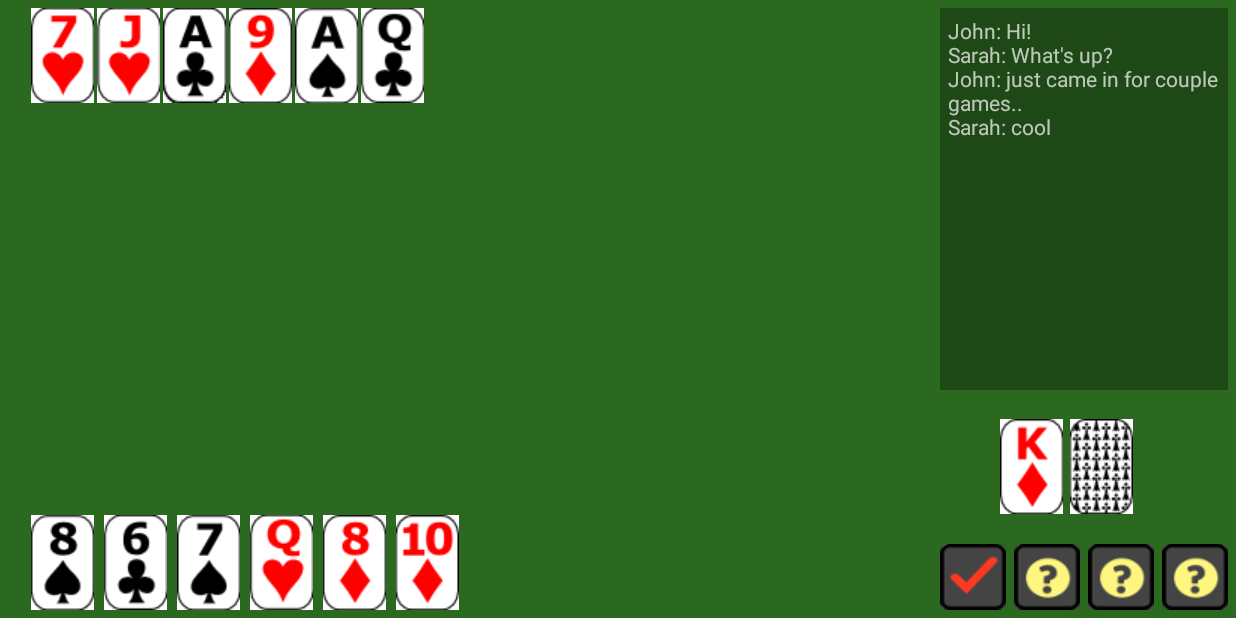
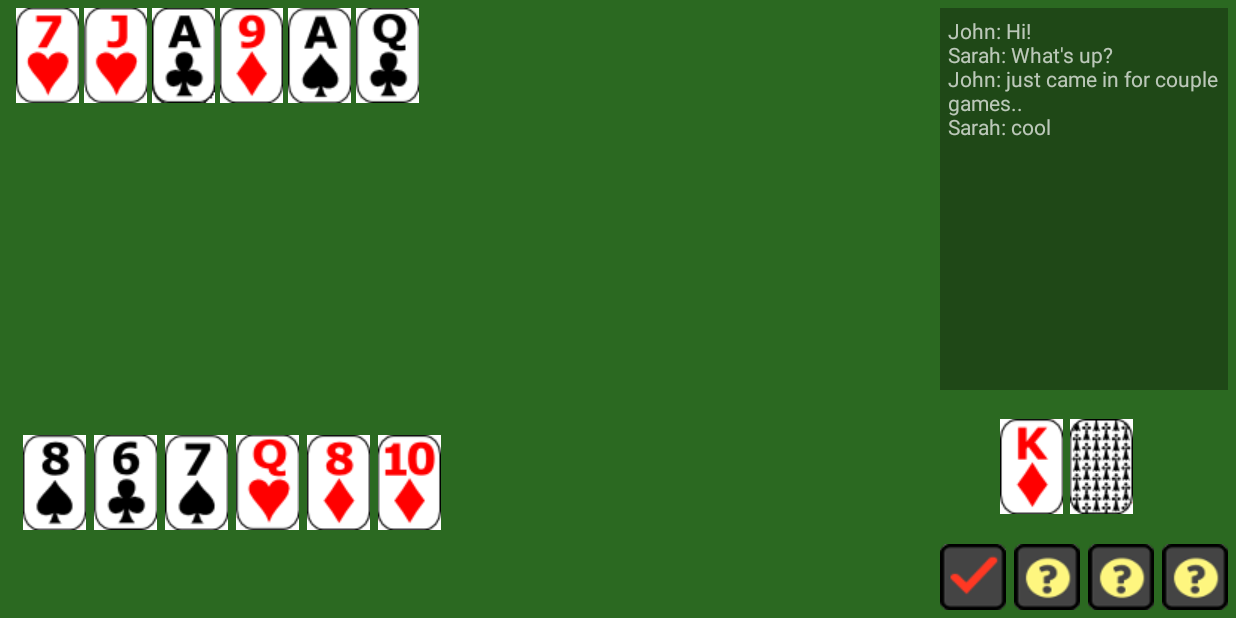
Before and after one commit to ArtjomsPorss/CardGameAndroid, an Android app: the screen it shows after launch (GameActivity), on a phone screen of 824 x 412 dp (held sideways). Run offline under Robolectric (Android 15) with nearby library versions, the phone set to English and light mode, and no system bars.

Commit message:
added HorizontalScrollView for card Layouts

```diff
--- a/app/src/main/java/com/artjomsporss/cardgameandroid/GameActivity.java
+++ b/app/src/main/java/com/artjomsporss/cardgameandroid/GameActivity.java
@@ -8,6 +8,7 @@ import android.view.Menu;
 import android.view.MenuItem;
 import android.view.View;
 import android.view.ViewGroup;
+import android.widget.HorizontalScrollView;
 import android.widget.ImageButton;
 import android.widget.LinearLayout;
 import android.widget.RelativeLayout;
@@ -113,7 +114,12 @@ public class GameActivity extends AppCompatActivity {
     }
 
     public void showDeck(ArrayList<Card> deck){
-        if(deck.size() == 0){ return; }
+        if(deck.size() == 0){
+            //TODO show empty trump card here..
+            //get trump
+            //show trump image, not assigned to any arraylist
+            return;
+        }
         for (int i = 0; i < deck.size(); i++) {
             Card card = deck.get(i);
             removeOldView(card);
@@ -160,7 +166,7 @@ public class GameActivity extends AppCompatActivity {
 
             //set space between cards
             LinearLayout.LayoutParams layoutParams = (LinearLayout.LayoutParams) c.getLayoutParams();
-            layoutParams.setMargins(0, 0, 3, 0);
+            layoutParams.setMargins(0, 0, 5, 0);
             c.setLayoutParams(layoutParams);
         }
     }
@@ -176,7 +182,7 @@ public class GameActivity extends AppCompatActivity {
 
             //set space between cards
             LinearLayout.LayoutParams layoutParams = (LinearLayout.LayoutParams) c.getLayoutParams();
-            layoutParams.setMargins(0, 0, 10, 0);
+            layoutParams.setMargins(0, 0, 8, 0);
             c.setLayoutParams(layoutParams);
         }
     }
--- a/app/src/main/res/layout/activity_game.xml
+++ b/app/src/main/res/layout/activity_game.xml
@@ -26,31 +26,27 @@
 
     <!-- contains top, middle and bottom Layouts with cards -->
     <LinearLayout
-        android:layout_columnWeight="4"
-        android:layout_width="wrap_content"
+        android:layout_width="400dp"
         android:layout_height="fill_parent"
         android:orientation="vertical"
         android:layout_marginRight="0dp">
 
 
-        <!--<HorizontalScrollView-->
-        <!--android:layout_width="fill_parent"-->
-        <!--android:layout_height="63dp"-->
-        <!--android:orientation="horizontal"-->
-        <!--android:gravity="left|top"-->
-        <!--android:id="@+id/top_pane"-->
-        <!--android:layout_weight="1"-->
-        <!--android:layout_marginLeft="15dp">-->
-        <!--</HorizontalScrollView>-->
+        <HorizontalScrollView
+        android:layout_width="fill_parent"
+        android:layout_height="wrap_content"
+        android:fadeScrollbars="false"
+        android:layout_weight="1">
             <LinearLayout
-            android:layout_width="fill_parent"
+                android:layout_width="wrap_content"
                 android:layout_height="63dp"
                 android:orientation="horizontal"
-            android:gravity="left|top"
+                android:gravity="bottom"
                 android:id="@+id/top_pane"
-            android:layout_weight="1"
-            android:layout_marginLeft="15dp">
+                android:layout_marginLeft="5dp"
+                android:paddingRight="20dp">
             </LinearLayout>
+        </HorizontalScrollView>
 
         <LinearLayout
             android:layout_width="fill_parent"
@@ -58,19 +54,26 @@
             android:orientation="horizontal"
             android:gravity="left|top"
             android:id="@+id/middle_pane"
-            android:layout_weight="1"
+            android:layout_weight="2"
             android:layout_marginLeft="15dp">
         </LinearLayout>
 
+        <HorizontalScrollView
+            android:layout_width="fill_parent"
+            android:layout_height="wrap_content"
+            android:scrollIndicators="top"
+            android:fadeScrollbars="false"
+            android:layout_weight="1">
             <LinearLayout
                 android:layout_width="fill_parent"
                 android:layout_height="63dp"
                 android:id="@+id/bottom_pane"
                 android:orientation="horizontal"
-            android:gravity="left|bottom"
-            android:layout_weight="1"
-            android:layout_marginLeft="15dp">
+                android:gravity="bottom"
+                android:layout_marginLeft="10dp"
+                android:paddingRight="20dp">
             </LinearLayout>
+        </HorizontalScrollView>
     </LinearLayout>
 
 
```
Lines whose indentation alone changed are shown as unchanged.
